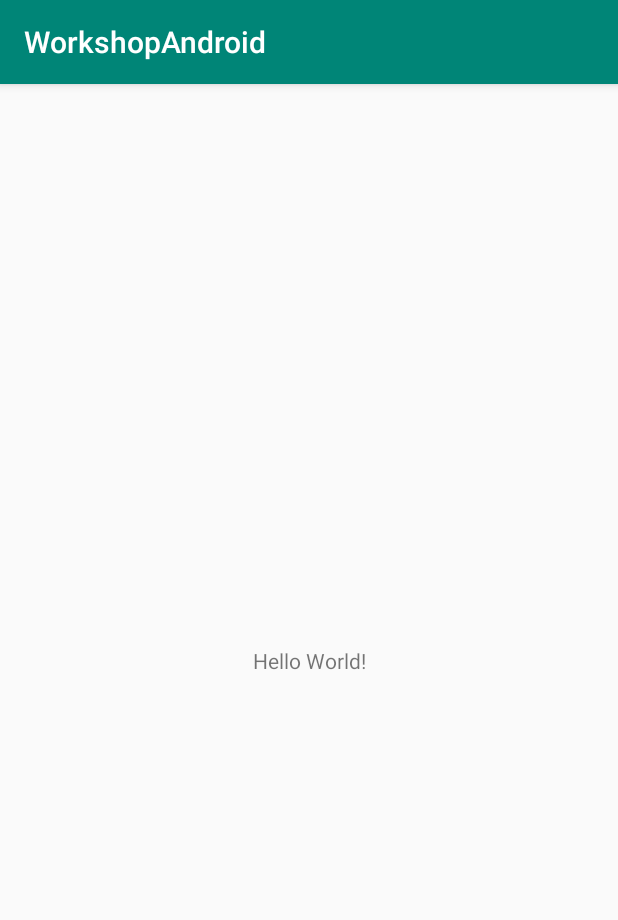
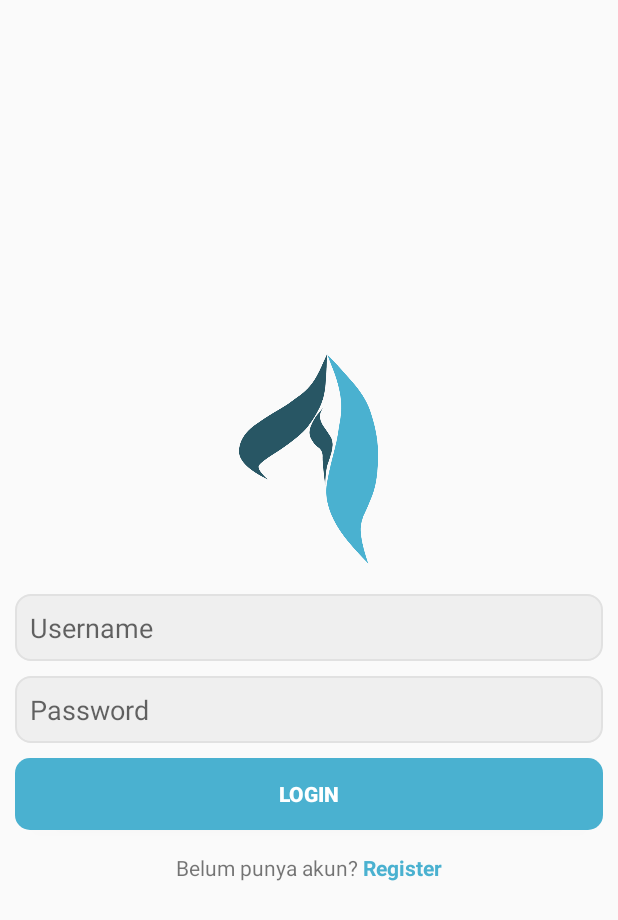
Before and after one commit to technologyartisan/workshop-android, an Android app: the screen it shows after launch (MainActivity before the commit, LoginActivity after it), on a phone screen of 412 x 824 dp. Shown: the top 920 px of the screen. Run offline under Robolectric (Android 15) with nearby library versions, the phone set to English and light mode, and no system bars.

Commit message:
splash screen, login

```diff
--- a/app/src/main/AndroidManifest.xml
+++ b/app/src/main/AndroidManifest.xml
@@ -10,12 +10,18 @@
         android:supportsRtl="true"
         android:theme="@style/AppTheme">
         <activity android:name=".MainActivity">
+        </activity>
+        <activity android:name=".SplashScreenActivity"
+            android:theme="@style/AppTheme.NoActionBar">
+
             <intent-filter>
                 <action android:name="android.intent.action.MAIN" />
 
                 <category android:name="android.intent.category.LAUNCHER" />
             </intent-filter>
         </activity>
+        <activity android:name=".LoginActivity"
+            android:theme="@style/AppTheme.NoActionBar"/>
     </application>
 
 </manifest>
--- /dev/null
+++ b/app/src/main/java/id/technologyartisan/workshopandroid/LoginActivity.java
@@ -0,0 +1,40 @@
+package id.technologyartisan.workshopandroid;
+
+import android.content.Intent;
+import android.support.v7.app.AppCompatActivity;
+import android.os.Bundle;
+import android.view.View;
+import android.widget.Button;
+import android.widget.EditText;
+import android.widget.TextView;
+
+public class LoginActivity extends AppCompatActivity implements View.OnClickListener {
+    protected Button btnLogin;
+    protected TextView tvRegister;
+    protected EditText etUsername,etPassword;
+
+    @Override
+    protected void onCreate(Bundle savedInstanceState) {
+        super.onCreate(savedInstanceState);
+        setContentView(R.layout.activity_login);
+
+        btnLogin=findViewById(R.id.btn_login);
+        tvRegister=findViewById(R.id.tv_register);
+        etUsername=findViewById(R.id.et_username);
+        etPassword=findViewById(R.id.et_password);
+
+        btnLogin.setOnClickListener(this);
+        tvRegister.setOnClickListener(this);
+    }
+
+    @Override
+    public void onClick(View view) {
+        switch (view.getId()){
+            case R.id.btn_login:
+                startActivity(new Intent(this,MainActivity.class));
+                break;
+            case R.id.tv_register:
+                break;
+        }
+    }
+}
--- /dev/null
+++ b/app/src/main/java/id/technologyartisan/workshopandroid/SplashScreenActivity.java
@@ -0,0 +1,23 @@
+package id.technologyartisan.workshopandroid;
+
+import android.content.Intent;
+import android.os.Handler;
+import android.support.v7.app.AppCompatActivity;
+import android.os.Bundle;
+
+public class SplashScreenActivity extends AppCompatActivity {
+
+    @Override
+    protected void onCreate(Bundle savedInstanceState) {
+        super.onCreate(savedInstanceState);
+        setContentView(R.layout.activity_splash_screen);
+
+        new Handler().postDelayed(new Runnable() {
+            @Override
+            public void run() {
+                startActivity(new Intent(SplashScreenActivity.this,LoginActivity.class));
+                finish();
+            }
+        },2000);
+    }
+}
--- /dev/null
+++ b/app/src/main/res/drawable/bg_btn.xml
@@ -0,0 +1,7 @@
+<?xml version="1.0" encoding="utf-8"?>
+<shape xmlns:android="http://schemas.android.com/apk/res/android">
+    <solid
+        android:color="@color/colorPrimary"
+        />
+    <corners android:radius="10dp"/>
+</shape>
--- /dev/null
+++ b/app/src/main/res/drawable/bg_et.xml
@@ -0,0 +1,9 @@
+<?xml version="1.0" encoding="utf-8"?>
+<shape xmlns:android="http://schemas.android.com/apk/res/android">
+    <solid
+        android:color="#efefef"
+        />
+    <corners android:radius="10dp"/>
+    <stroke android:width="1dp"
+        android:color="#e1e1e1"/>
+</shape>
--- /dev/null
+++ b/app/src/main/res/drawable/bg_gradient.xml
@@ -0,0 +1,7 @@
+<?xml version="1.0" encoding="utf-8"?>
+<shape xmlns:android="http://schemas.android.com/apk/res/android">
+    <gradient
+        android:startColor="@color/colorPrimary"
+        android:endColor="@color/colorAccent"
+        android:angle="45"/>
+</shape>
--- /dev/null
+++ b/app/src/main/res/layout/activity_login.xml
@@ -0,0 +1,64 @@
+<?xml version="1.0" encoding="utf-8"?>
+<LinearLayout
+    xmlns:android="http://schemas.android.com/apk/res/android"
+    xmlns:app="http://schemas.android.com/apk/res-auto"
+    xmlns:tools="http://schemas.android.com/tools"
+    android:layout_width="match_parent"
+    android:layout_height="match_parent"
+    tools:context=".LoginActivity"
+    android:orientation="vertical"
+    android:padding="10dp"
+    android:gravity="center_vertical">
+    <ImageView
+        android:layout_width="wrap_content"
+        android:layout_height="140dp"
+        android:src="@drawable/logo"
+        android:adjustViewBounds="true"
+        android:layout_gravity="center_horizontal"/>
+
+    <EditText
+        android:id="@+id/et_username"
+        android:layout_marginTop="20dp"
+        android:layout_width="match_parent"
+        android:layout_height="wrap_content"
+        android:hint="Username"
+        android:background="@drawable/bg_et"
+        android:padding="10dp"/>
+    <EditText
+        android:inputType="textPassword"
+        android:id="@+id/et_password"
+        android:layout_marginTop="10dp"
+        android:layout_width="match_parent"
+        android:layout_height="wrap_content"
+        android:background="@drawable/bg_et"
+        android:hint="Password"
+        android:padding="10dp"/>
+    <Button
+        android:id="@+id/btn_login"
+        android:layout_marginTop="10dp"
+        android:layout_width="match_parent"
+        android:layout_height="wrap_content"
+        android:background="@drawable/bg_btn"
+        android:text="LOGIN"
+        android:textStyle="bold"
+        android:textColor="@android:color/white"/>
+
+    <LinearLayout
+        android:layout_marginTop="15dp"
+        android:layout_width="match_parent"
+        android:layout_height="wrap_content"
+        android:orientation="horizontal"
+        android:gravity="center_horizontal">
+        <TextView
+            android:layout_width="wrap_content"
+            android:layout_height="wrap_content"
+            android:text="Belum punya akun? "/>
+        <TextView
+            android:id="@+id/tv_register"
+            android:layout_width="wrap_content"
+            android:layout_height="wrap_content"
+            android:text="Register"
+            android:textColor="@color/colorPrimary"
+            android:textStyle="bold"/>
+    </LinearLayout>
+</LinearLayout>
--- /dev/null
+++ b/app/src/main/res/layout/activity_splash_screen.xml
@@ -0,0 +1,16 @@
+<?xml version="1.0" encoding="utf-8"?>
+<LinearLayout
+    xmlns:android="http://schemas.android.com/apk/res/android"
+    xmlns:app="http://schemas.android.com/apk/res-auto"
+    xmlns:tools="http://schemas.android.com/tools"
+    android:layout_width="match_parent"
+    android:layout_height="match_parent"
+    tools:context=".SplashScreenActivity"
+    android:gravity="center">
+    <ImageView
+        android:layout_width="wrap_content"
+        android:layout_height="150dp"
+        android:adjustViewBounds="true"
+        android:src="@drawable/logo"
+        />
+</LinearLayout>
--- a/app/src/main/res/values/colors.xml
+++ b/app/src/main/res/values/colors.xml
@@ -1,6 +1,6 @@
 <?xml version="1.0" encoding="utf-8"?>
 <resources>
-    <color name="colorPrimary">#008577</color>
+    <color name="colorPrimary">#4ab1d0</color>
     <color name="colorPrimaryDark">#00574B</color>
-    <color name="colorAccent">#D81B60</color>
+    <color name="colorAccent">#285664</color>
 </resources>
--- a/app/src/main/res/values/styles.xml
+++ b/app/src/main/res/values/styles.xml
@@ -8,4 +8,11 @@
         <item name="colorAccent">@color/colorAccent</item>
     </style>
 
+    <style name="AppTheme.NoActionBar" parent="Theme.AppCompat.Light.NoActionBar">
+        <!-- Customize your theme here. -->
+        <item name="colorPrimary">@color/colorPrimary</item>
+        <item name="colorPrimaryDark">@color/colorPrimaryDark</item>
+        <item name="colorAccent">@color/colorAccent</item>
+    </style>
+
 </resources>
```
Also changed, not shown: app/src/main/res/drawable/logo.png (added), app/src/main/res/drawable/logo_white.png (added).
